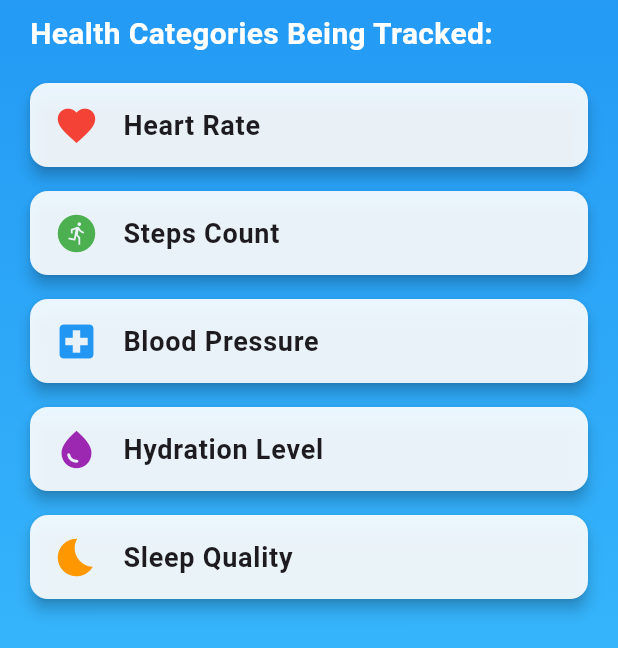
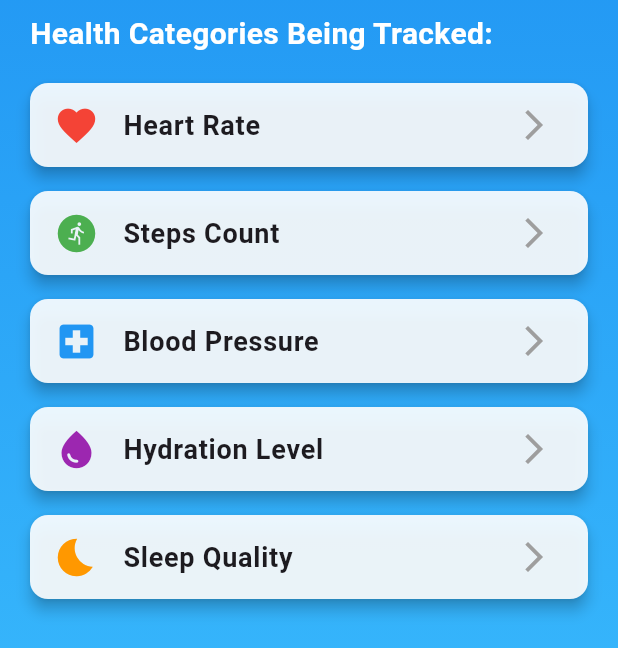
Before and after one commit to thecoderkid351/bisonbytes2025, a Flutter app: the StartPage screen opened directly with empty values, on a phone screen of 412 x 824 dp. Shown: the part 184-832 px from the top of the screen. Run offline on Flutter 3.47's test engine with Material 3 defaults, Android fonts, the phone set to English and light mode, and no system bars.

Commit message:
changes being done

```diff
--- a/lib/healthCard.dart
+++ b/lib/healthCard.dart
@@ -25,7 +25,7 @@ class HealthCard extends StatelessWidget {
           text,
           style: const TextStyle(fontSize: 18, fontWeight: FontWeight.w600),
         ),
-        //trailing: const Icon(Icons.arrow_forward_ios, color: Colors.grey),
+        trailing: const Icon(Icons.arrow_forward_ios, color: Colors.grey),
       ),
     );
   }
--- a/lib/start_page.dart
+++ b/lib/start_page.dart
@@ -1,5 +1,6 @@
 import 'package:flutter/material.dart';
 import 'healthCard.dart';
+import 'package:healthmonitorapp/end_page.dart';
 
 class StartPage extends StatefulWidget {
   const StartPage({super.key, required this.userName});
@@ -24,6 +25,10 @@ class _StartPageState extends State<StartPage> {
         ),
       );
       // Go to other page (test)
+      // Navigator.push(
+      //   context,
+      //   MaterialPageRoute(builder: (context) => EndPage()),
+      // );
 
       _concernsController.clear(); // Clear text field after submission
     }
--- /dev/null
+++ b/lib/tempCodeRunnerFile.dart
@@ -0,0 +1,4 @@
+Navigator.push(
+      //   context,
+      //   MaterialPageRoute(builder: (context) => EndPage()),
+      // );
```
Also changed, not shown: lib/end_page.dart (+8 -10 lines).
